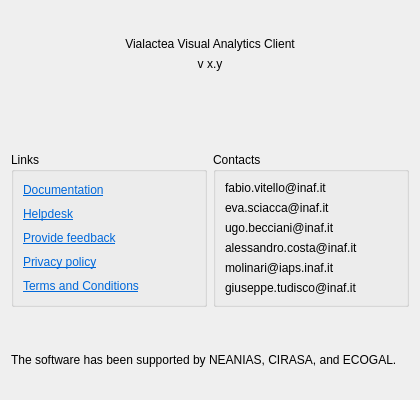
Above: Code/ui/aboutform.ui from VisIVOLab/ViaLacteaVisualAnalytics before the change; both pictures show x 0 to 420 and y 0 to 400 of the 420 by 691 pixel window. Below: the same form after it.
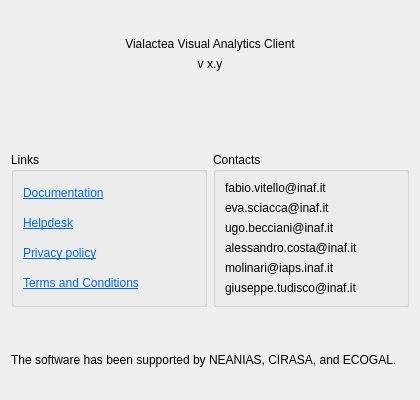
That is the form after the change. Icons and pictures are not drawn.

Commit message: Update links in About

```diff
--- a/Code/ui/aboutform.ui
+++ b/Code/ui/aboutform.ui
@@ -126,17 +126,7 @@
         <item>
          <widget class="QLabel" name="label_14">
           <property name="text">
-           <string>&lt;html&gt;&lt;head/&gt;&lt;body&gt;&lt;p&gt;&lt;a href=&quot;https://sms.neanias.eu/projects/neanias-sms/issues/new?issue[tracker_id]=11&amp;amp;issue[custom_field_values][2]=SPACE-VIS-ViaLactea&quot;&gt;&lt;span style=&quot; text-decoration: underline; color:#0068da;&quot;&gt;Helpdesk&lt;/span&gt;&lt;/a&gt;&lt;/p&gt;&lt;/body&gt;&lt;/html&gt;</string>
-          </property>
-          <property name="openExternalLinks">
-           <bool>true</bool>
-          </property>
-         </widget>
-        </item>
-        <item>
-         <widget class="QLabel" name="label_7">
-          <property name="text">
-           <string>&lt;html&gt;&lt;head/&gt;&lt;body&gt;&lt;p&gt;&lt;a href=&quot;https://files.neanias.eu/apps/forms/WRzok4Ygp7Wb6ooF&quot;&gt;&lt;span style=&quot; text-decoration: underline; color:#0068da;&quot;&gt;Provide feedback&lt;/span&gt;&lt;/a&gt;&lt;/p&gt;&lt;/body&gt;&lt;/html&gt;</string>
+           <string>&lt;html&gt;&lt;head/&gt;&lt;body&gt;&lt;p&gt;&lt;a href=&quot;mailto:visivolab.oact@inaf.it&quot;&gt;&lt;span style=&quot; text-decoration: underline; color:#0068da;&quot;&gt;Helpdesk&lt;/span&gt;&lt;/a&gt;&lt;/p&gt;&lt;/body&gt;&lt;/html&gt;</string>
           </property>
           <property name="openExternalLinks">
            <bool>true</bool>
@@ -146,7 +136,7 @@
         <item>
          <widget class="QLabel" name="label_15">
           <property name="text">
-           <string>&lt;html&gt;&lt;head/&gt;&lt;body&gt;&lt;p&gt;&lt;a href=&quot;https://thematic.neanias.eu/SPACE/ViaLactea/privacy.html&quot;&gt;&lt;span style=&quot; text-decoration: underline; color:#0068da;&quot;&gt;Privacy policy&lt;/span&gt;&lt;/a&gt;&lt;/p&gt;&lt;/body&gt;&lt;/html&gt;</string>
+           <string>&lt;html&gt;&lt;head/&gt;&lt;body&gt;&lt;p&gt;&lt;a href=&quot;https://vlva.readthedocs.io/en/latest/privacy.html&quot;&gt;&lt;span style=&quot; text-decoration: underline; color:#0068da;&quot;&gt;Privacy policy&lt;/span&gt;&lt;/a&gt;&lt;/p&gt;&lt;/body&gt;&lt;/html&gt;</string>
           </property>
           <property name="openExternalLinks">
            <bool>true</bool>
@@ -156,7 +146,7 @@
         <item>
          <widget class="QLabel" name="label_16">
           <property name="text">
-           <string>&lt;html&gt;&lt;head/&gt;&lt;body&gt;&lt;p&gt;&lt;a href=&quot;https://thematic.neanias.eu/SPACE/ViaLactea/terms.html&quot;&gt;&lt;span style=&quot; text-decoration: underline; color:#0068da;&quot;&gt;Terms and Conditions&lt;/span&gt;&lt;/a&gt;&lt;/p&gt;&lt;/body&gt;&lt;/html&gt;</string>
+           <string>&lt;html&gt;&lt;head/&gt;&lt;body&gt;&lt;p&gt;&lt;a href=&quot;https://vlva.readthedocs.io/en/latest/terms.html&quot;&gt;&lt;span style=&quot; text-decoration: underline; color:#0068da;&quot;&gt;Terms and Conditions&lt;/span&gt;&lt;/a&gt;&lt;/p&gt;&lt;/body&gt;&lt;/html&gt;</string>
           </property>
           <property name="openExternalLinks">
            <bool>true</bool>
```
The commit also changes 1 other file.
